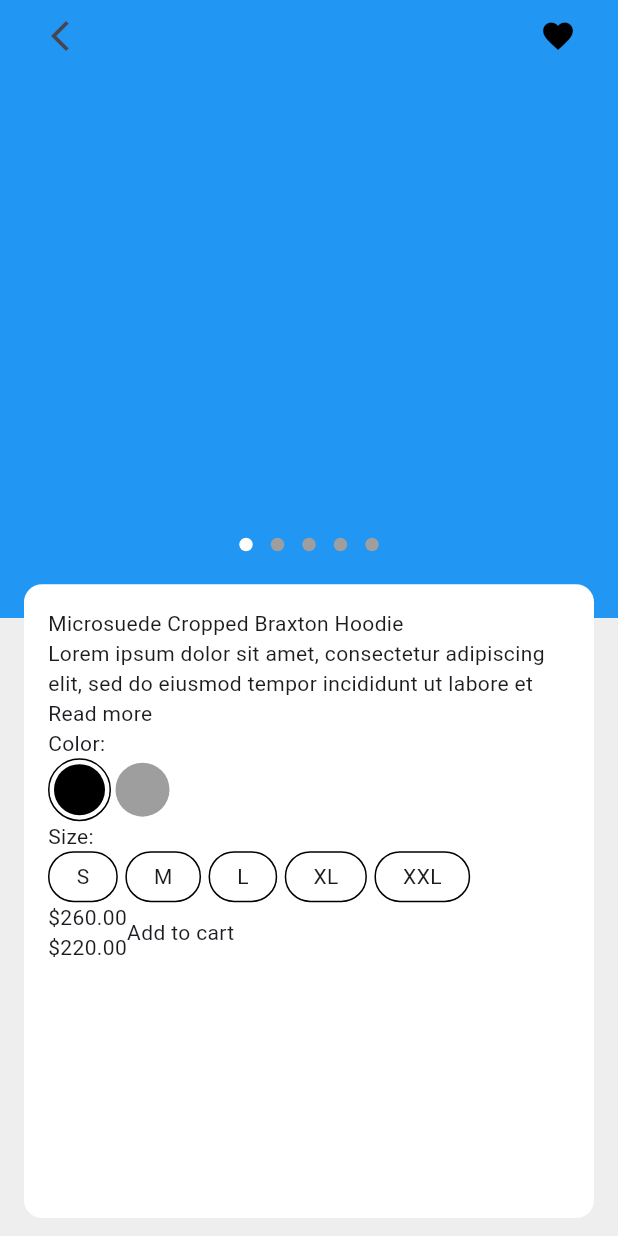
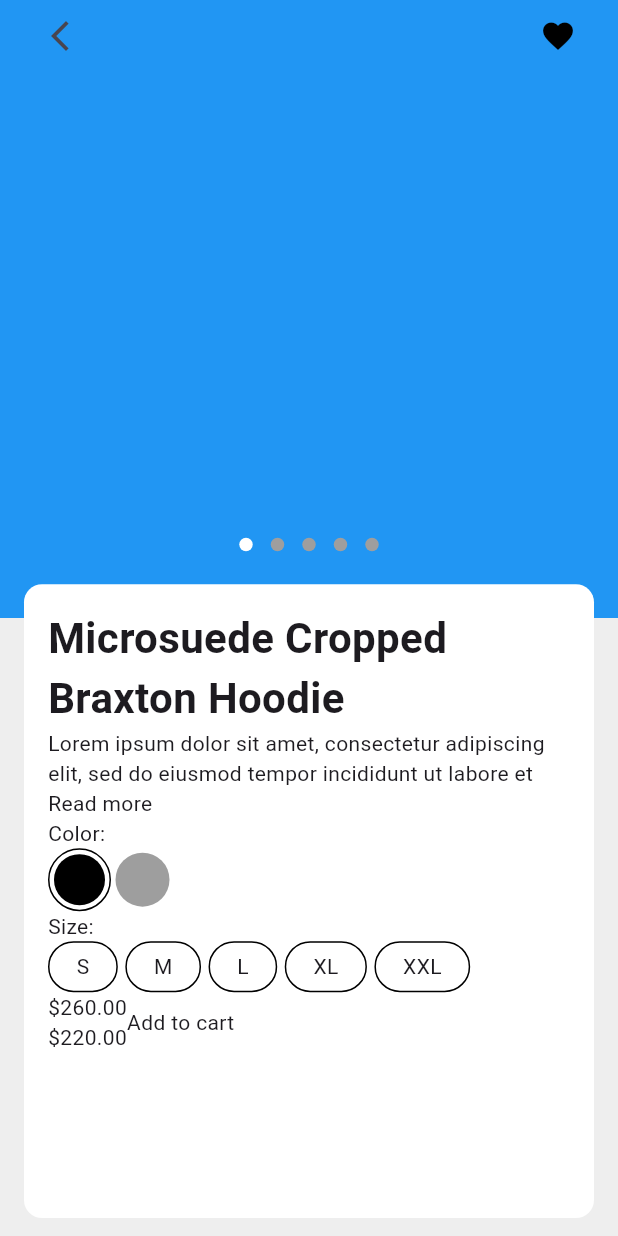
Before and after one commit to JAICHANGPARK/flutter_notebook_chapter_49, a Flutter app: the ECommerceDetailPage screen opened directly, on a phone screen of 412 x 824 dp. Run offline on Flutter 3.47's test engine with Material 3 defaults, Android fonts, the phone set to English and light mode, and no system bars; drawn by our look-alikes of dots_indicator; our stand-ins replace gap, google_fonts; Roboto replaces fonts that are missing (Akshar).

Commit message:
Update e_commerce_detail_page.dart

```diff
--- a/lib/ep2451_e_commerce_app/ui/e_commerce_detail_page.dart
+++ b/lib/ep2451_e_commerce_app/ui/e_commerce_detail_page.dart
@@ -1,5 +1,6 @@
 import 'package:dots_indicator/dots_indicator.dart';
 import 'package:flutter/material.dart';
+import 'package:google_fonts/google_fonts.dart';
 
 class ECommerceDetailPage extends StatefulWidget {
   const ECommerceDetailPage({super.key});
@@ -79,7 +80,13 @@ class _ECommerceDetailPageState extends State<ECommerceDetailPage> {
                     child: Column(
                       crossAxisAlignment: .start,
                       children: [
-                        Text("Microsuede Cropped Braxton Hoodie"),
+                        Text(
+                          "Microsuede Cropped Braxton Hoodie",
+                          style: GoogleFonts.akshar(
+                            fontWeight: .bold,
+                            fontSize: 28,
+                          ),
+                        ),
                         Text(
                           "Lorem ipsum dolor sit amet, consectetur adipiscing elit, sed do eiusmod tempor incididunt ut labore et dolore magna aliqua. Ut enim ad minim veniam, quis nostrud exercitation ullamco laboris nisi ut aliquip ex ea commodo consequat. Duis aute irure dolor in reprehenderit in voluptate velit esse cillum dolore eu fugiat nulla pariatur. Excepteur sint occaecat cupidatat non proident, sunt in culpa qui officia deserunt mollit anim id est laborum.",
                           maxLines: 2,
@@ -126,29 +133,32 @@ class _ECommerceDetailPageState extends State<ECommerceDetailPage> {
                         ),
                         Text("Size:"),
                         Row(
-                          children: ["S", "M", "L", "XL", "XXL"].map(
+                          children: ["S", "M", "L", "XL", "XXL"]
+                              .map(
                                 (e) => Container(
                                   margin: .only(right: 5),
-                              padding: .symmetric(horizontal: 18, vertical: 6),
+                                  padding: .symmetric(
+                                    horizontal: 18,
+                                    vertical: 6,
+                                  ),
                                   decoration: ShapeDecoration(
                                     shape: StadiumBorder(side: BorderSide()),
                                   ),
                                   child: Text("$e"),
                                 ),
-                          ).toList(),
+                              )
+                              .toList(),
                         ),
                         Row(
                           children: [
                             Column(
-                              children: [
-                                Text("\$260.00"),
-                                Text("\$220.00"),
-
+                              children: [Text("\$260.00"), Text("\$220.00")],
+                            ),
+                            Container(
+                              child: Center(child: Text("Add to cart")),
+                            ),
                           ],
                         ),
-                            Container(child: Center(child: Text("Add to cart",),),)
-                          ],
-                        )
                       ],
                     ),
                   ),
```
Lines whose indentation alone changed are shown as unchanged.
